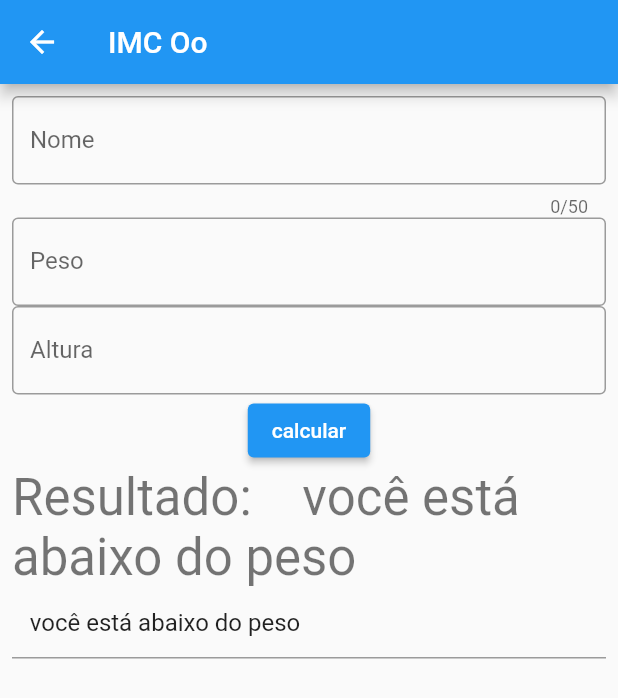
After one commit to paoloBP/app_aula_ofic, a Flutter app: the ImcOoPage screen opened by its route, on a phone screen of 412 x 824 dp. The commit adds this screen. Shown: the top 698 px of the screen. Run offline on Flutter 3.47's test engine with Material 2 defaults, Android fonts, the light colour scheme and no system bars.

Commit message:
Commit de 09/11/2022-19h50m20s

```diff
--- a/lib/main.dart
+++ b/lib/main.dart
@@ -5,7 +5,7 @@ import 'package:app_aula_ofic/pages/sobre.dart';
 import 'package:app_aula_ofic/pages/formulario.dart';
 import 'package:app_aula_ofic/pages/dias_vividos.dart';
 import 'package:app_aula_ofic/pages/dias_vividos _oo.dart';
-import 'package:app_aula_ofic/pages/imc.dart';
+import 'package:app_aula_ofic/pages/imc_oo.dart';
 import 'package:flutter/material.dart';
 
 void main() {
@@ -28,11 +28,10 @@ class MyApp extends StatelessWidget {
         '/informacoes': (context) => InformacoesPage(),
         '/diasVividos': (context) =>
             const DiasVividosPage(title: "Dias Vividos Oo"),
-            '/diasVividosOo': (context) =>
+        '/diasVividosOo': (context) =>
             const DiasVividosOoPage(title: "Dias VividosOo"),
+        '/imcOo': (context) => const ImcOoPage(title: "IMC Oo"),
         '/formulario': (context) => FormValidacaoPage(),
-        '/imc': (context) => IMCPage(),
-
       },
     );
   }
--- /dev/null
+++ b/lib/model/Imc.dart
@@ -0,0 +1,76 @@
+class Imc {
+  late String _nome;
+  late double _peso;
+  late double _altura;
+  late double _imc;
+
+  Imc() {
+    _nome = '';
+    _peso = 0;
+    _altura = 0;
+    _imc = 0;
+  }
+
+  Imc.iniciarTudo(this._nome, this._peso, this._altura);
+
+  Imc.iniciarNome(nome) {
+    this._nome = nome;
+    this._peso = 0;
+    this._altura = 0;
+    this._imc = 0;
+  }
+
+  double getImc() {
+    return _imc = _peso / (_altura * _altura);
+  }
+
+  double get imc2 => getImc();
+
+  String getResult() {
+    if (_imc < 18.5) {
+      return ' você está abaixo do peso';
+    } else if (_imc >= 18.5 && _imc < 24.9) {
+      return 'você está com o peso normal';
+    } else if (_imc >= 25 && _imc < 29.9) {
+      return 'você está com sobrepeso';
+    } else if (_imc >= 30 && _imc < 34.9) {
+      return 'você está com obesidade grau 1';
+    } else if (_imc >= 35 && _imc < 39.9) {
+      return 'você está com obesidade grau 2';
+    } else {
+      return 'você está com obesidade grau 3';
+    }
+  }
+
+  String getResultado() {
+    return '$_nome  ${getResult()}';
+  }
+
+  String get nome {
+    return _nome;
+  }
+
+  set nome(String nome) {
+    this._nome = nome;
+  }
+
+  double get peso {
+    return _peso;
+  }
+
+  set peso(double peso) {
+    this._peso = peso;
+  }
+
+  double get altura {
+    return _altura;
+  }
+
+  set altura(double altura) {
+    this._altura = altura;
+  }
+
+  double get imc {
+    return _imc;
+  }
+}
--- /dev/null
+++ b/lib/pages/imc_oo.dart
@@ -0,0 +1,121 @@
+import 'package:app_aula_ofic/model/Imc.dart';
+import 'package:flutter/material.dart';
+
+class ImcOoPage extends StatefulWidget {
+  const ImcOoPage({super.key, required this.title});
+  final String title;
+
+  @override
+  State<ImcOoPage> createState() => _ImcOoPage();
+}
+
+class _ImcOoPage extends State<ImcOoPage> {
+  final _formKey = GlobalKey<FormState>();
+  Imc obj = Imc();
+
+  void _calcular() {
+    setState(() {});
+    entries.add(obj);
+  }
+
+  final List<Imc> entries = <Imc>[];
+  final List<int> colorCodes = <int>[600, 500, 100];
+
+  @override
+  Widget build(BuildContext context) {
+    return Scaffold(
+      appBar: AppBar(
+        title: Text(widget.title),
+      ),
+      body: Form(
+        key: _formKey,
+        child: Padding(
+          padding: const EdgeInsets.all(8.0),
+          child: Center(
+            child: Column(
+              mainAxisAlignment: MainAxisAlignment.start,
+              children: <Widget>[
+                TextFormField(
+                  keyboardType: TextInputType.name,
+                  maxLength: 50,
+                  decoration: const InputDecoration(
+                      border: OutlineInputBorder(), labelText: 'Nome'),
+                  validator: (value) {
+                    if (value == null || value.isEmpty) {
+                      return 'Informe o nome.';
+                    }
+                    obj.nome = value;
+                    return null;
+                  },
+                ),
+                TextFormField(
+                  keyboardType: TextInputType.number,
+                  decoration: const InputDecoration(
+                      border: OutlineInputBorder(), labelText: 'Peso'),
+                  validator: (value) {
+                    if (value == null || value.isEmpty) {
+                      return 'Informe o peso.';
+                    }
+                    obj.peso = double.tryParse(value)!;
+                    return null;
+                  },
+                ),
+                TextFormField(
+                  keyboardType: TextInputType.number,
+                  decoration: const InputDecoration(
+                      border: OutlineInputBorder(), labelText: 'Altura'),
+                  validator: (value) {
+                    if (value == null || value.isEmpty) {
+                      return 'Informe a altura.';
+                    }
+                    obj.altura = double.tryParse(value)!;
+                    return null;
+                  },
+                ),
+                ElevatedButton(
+                  onPressed: () {
+                    if (_formKey.currentState!.validate()) {
+                      _calcular();
+                      ScaffoldMessenger.of(context).showSnackBar(
+                        SnackBar(
+                            content:
+                                Text('Tudo certo!! ${obj.getResultado()}')),
+                      );
+                    }
+                  },
+                  child: const Text('calcular'),
+                ),
+                Text(
+                  'Resultado: ${obj.getResultado()}',
+                  style: Theme.of(context).textTheme.headline4,
+                ),
+                TextFormField(
+                  keyboardType: TextInputType.none,
+                  initialValue: obj.getResultado(),
+                  key: Key(obj.getResultado()),
+                ),
+                SizedBox(
+                  width: 300,
+                  height: 200,
+                  child: ListView.builder(
+                      padding: const EdgeInsets.all(8),
+                      itemCount: entries.length,
+                      itemBuilder: (BuildContext context, int index) {
+                        return Container(
+                          height: 50,
+                          color:
+                              Colors.amber[colorCodes[index % 2 > 0 ? 0 : 1]],
+                          child: Center(
+                              child: Text(
+                                  'Eu sou:  ${entries[index].getResultado()}')),
+                        );
+                      }),
+                )
+              ],
+            ),
+          ),
+        ),
+      ),
+    );
+  }
+}
```
Also changed, not shown: lib/pages/home.dart (+9 -10 lines), lib/pages/imc.dart (deleted, +0 -116 lines).
